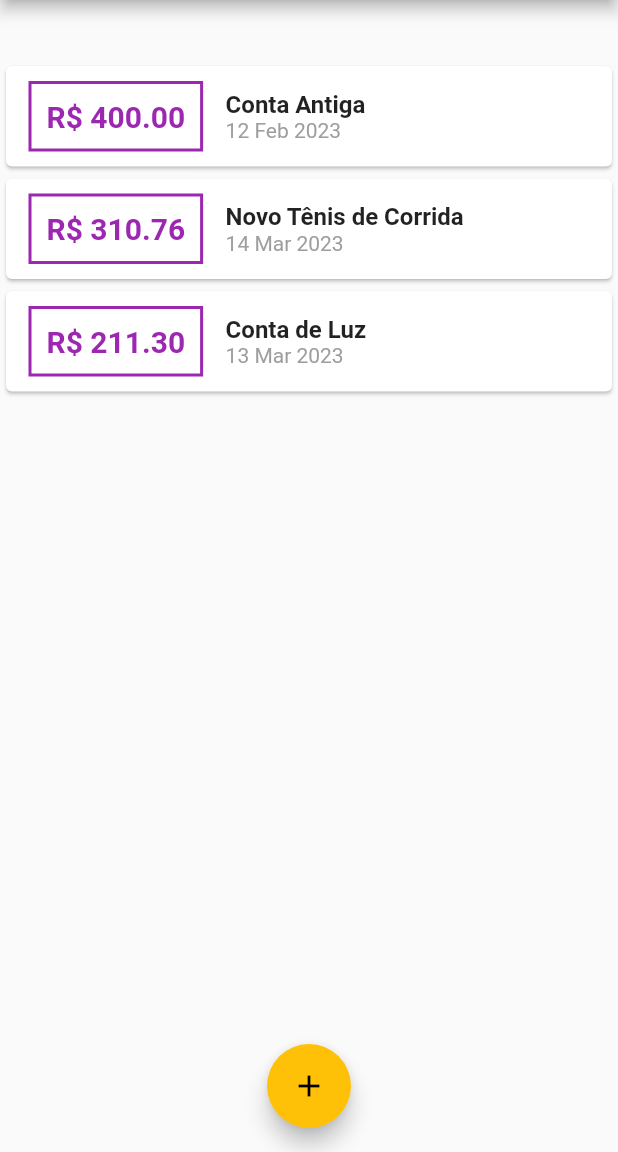
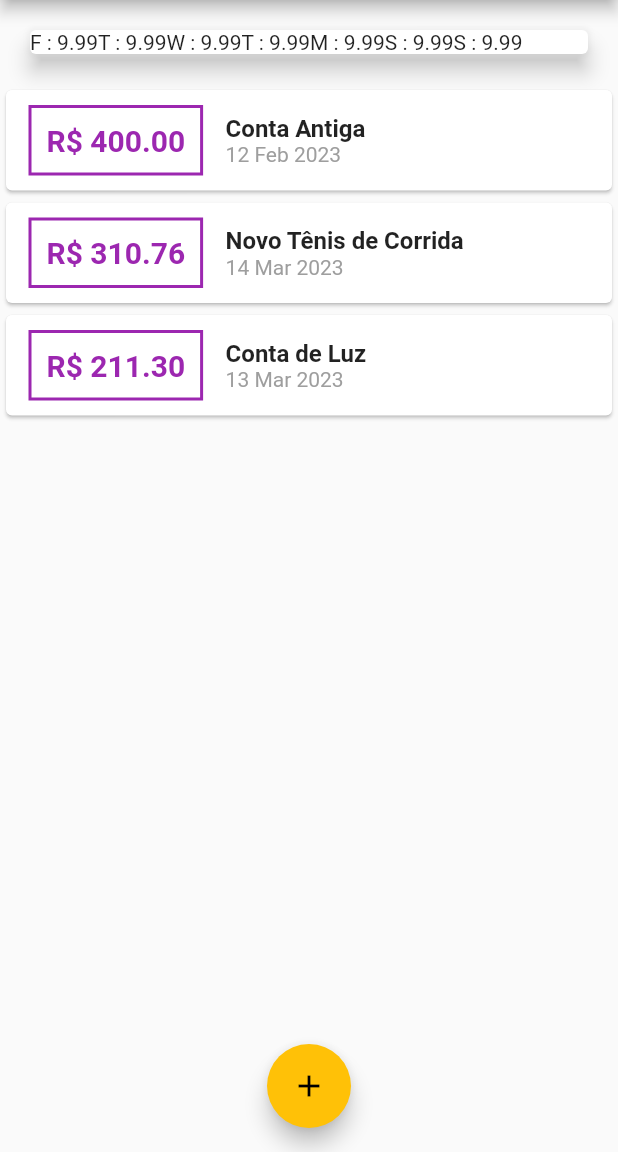
Before and after one commit to KaiqueMunhoz/ryc_expenses, a Flutter app: the screen it shows after launch, on a phone screen of 412 x 824 dp, the part 84-1236 px from its top. Run offline on Flutter 3.47's test engine with Material 2 defaults, Android fonts, the phone set to English and light mode, and no system bars.

Commit message:
feat: Show groupedTransaction

```diff
--- a/lib/components/chart.dart
+++ b/lib/components/chart.dart
@@ -24,9 +24,6 @@ class Chart extends StatelessWidget {
         if (sameDay && sameMonth && sameYear) {
           totalSum += recentTransaction[i].value;
         }
-
-        print("_day ${_day}");
-        print("totalSum ${totalSum}");
       }
 
       return {'day': _day, 'value': 9.99};
@@ -39,7 +36,9 @@ class Chart extends StatelessWidget {
       elevation: 6,
       margin: EdgeInsets.all(20),
       child: Row(
-        children: [],
+        children: groupedTransaction.map((transaction) {
+          return Text('${transaction['day']} : ${transaction['value']}');
+        }).toList(),
       ),
     );
   }
```
